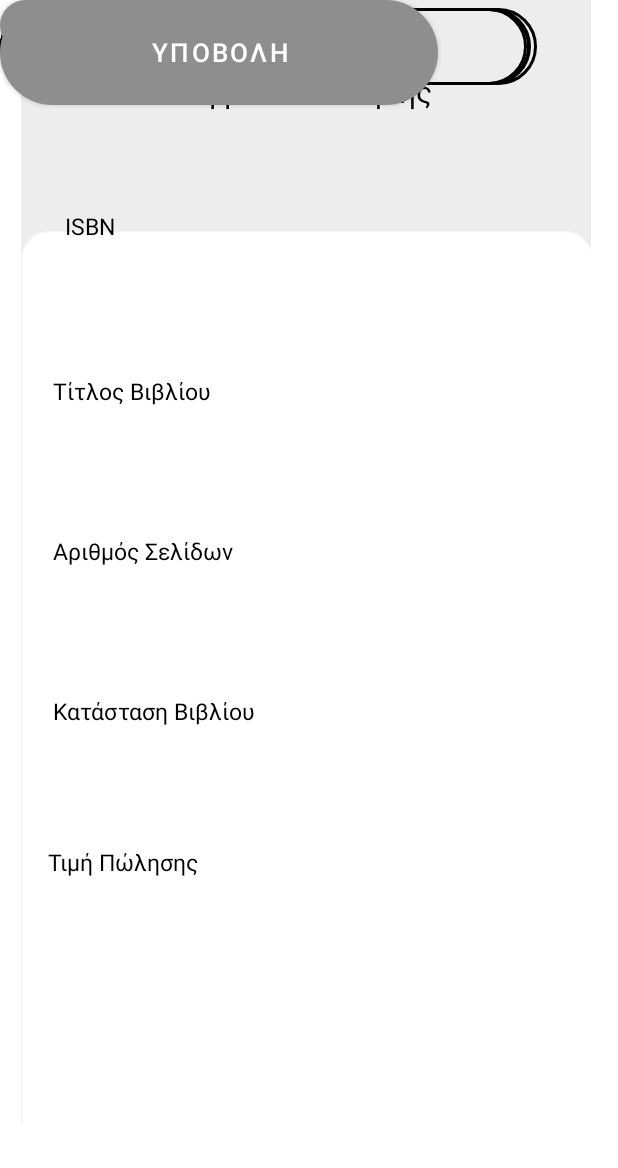
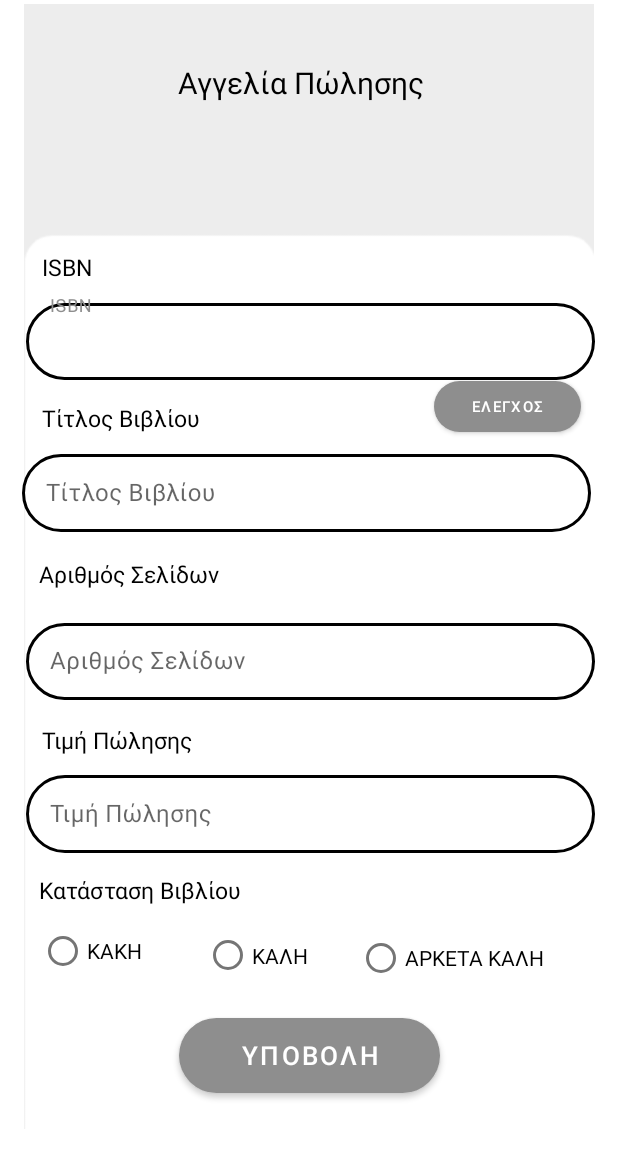
Before and after one commit to EvelyneKol/ReadEase, an Android app: the layout activity_selling_add.xml on its own in the app's theme, with its tools: preview values and no code run, on a phone screen of 412 x 824 dp. Shown: the top 1168 px of the screen. Run offline under Robolectric (Android 15) with nearby library versions, the phone set to English and light mode, and no system bars.

Commit message:
changes to selling_add

```diff
--- /dev/null
+++ b/app/src/main/res/drawable/black_button.xml
@@ -0,0 +1,8 @@
+<?xml version="1.0" encoding="utf-8"?>
+<shape xmlns:android="http://schemas.android.com/apk/res/android">
+<solid android:color="@color/black"/>
+<corners android:topLeftRadius="60dp"
+    android:topRightRadius="60dp"
+    android:bottomLeftRadius="60dp"
+    android:bottomRightRadius="60dp"/>
+</shape>
--- a/app/src/main/res/layout/activity_selling_add.xml
+++ b/app/src/main/res/layout/activity_selling_add.xml
@@ -15,29 +15,131 @@
         android:layout_centerHorizontal="true"
         android:layout_centerVertical="true"
         android:layout_gravity="center"
-        android:layout_marginEnd="8dp"
         android:src="@drawable/selling_add_backround"
+        app:layout_constraintBottom_toBottomOf="parent"
         app:layout_constraintEnd_toEndOf="parent"
-        tools:ignore="MissingConstraints"
-        tools:layout_editor_absoluteY="-35dp" />
+        app:layout_constraintStart_toStartOf="parent"
+        app:layout_constraintTop_toTopOf="parent"
+        app:layout_constraintVertical_bias="0.038" />
 
     <TextView
+        android:id="@+id/title"
+        android:layout_width="335dp"
+        android:layout_height="33dp"
+        android:layout_marginStart="21dp"
+        android:layout_marginEnd="32dp"
+        android:text='Αγγελία Πώλησης'
+        android:textAlignment="center"
+        android:textColor="@color/black"
+        android:textSize="20sp"
+        app:layout_constraintBottom_toBottomOf="@id/imageView3"
+        app:layout_constraintEnd_toEndOf="@id/imageView3"
+        app:layout_constraintHorizontal_bias="0.51"
+        app:layout_constraintStart_toStartOf="@+id/imageView3"
+        app:layout_constraintTop_toTopOf="parent"
+        app:layout_constraintVertical_bias="0.057" />
+
+    <TextView
+        android:id="@+id/isbn"
+        android:layout_width="146dp"
+        android:layout_height="29dp"
+        android:layout_marginTop="8dp"
+        android:layout_marginEnd="8dp"
+        android:text='ISBN'
+        android:textColor="@color/black"
+        android:textSize="15sp"
+        app:layout_constraintBottom_toBottomOf="@id/imageView3"
+        app:layout_constraintEnd_toEndOf="@id/imageView3"
+        app:layout_constraintHorizontal_bias="0.09"
+        app:layout_constraintStart_toStartOf="@id/imageView3"
+        app:layout_constraintTop_toTopOf="@id/imageView3"
+        app:layout_constraintVertical_bias="0.22000003" />
+
+    <com.google.android.material.textfield.TextInputLayout
+
+        android:id="@+id/isbn_field"
+        style="@style/Widget.MaterialComponents.TextInputLayout.OutlinedBox"
+        android:layout_width="379dp"
+        android:layout_height="57dp"
+        android:layout_marginStart="11dp"
+        android:layout_marginEnd="38dp"
+        android:layout_marginBottom="489dp"
+        android:hint="ISBN"
+        app:layout_constraintBottom_toBottomOf="@+id/imageView3"
+        app:layout_constraintEnd_toEndOf="@+id/imageView3"
+        app:layout_constraintHorizontal_bias="0.0"
+        app:layout_constraintStart_toStartOf="@+id/imageView3"
+        app:layout_constraintTop_toBottomOf="@+id/isbn"
+        app:layout_constraintVertical_bias="0.0">
+
+        <com.google.android.material.textfield.TextInputEditText
+            android:layout_width="match_parent"
+            android:layout_height="51dp"
+            android:background="@drawable/round_field" />
+
+
+    </com.google.android.material.textfield.TextInputLayout>
+
+    <Button
+        android:id="@+id/check"
+        android:layout_width="98dp"
+        android:layout_height="34dp"
+        android:layout_gravity="center"
+        android:layout_marginStart="283dp"
+        android:layout_marginEnd="19dp"
+        android:background="@drawable/black_button"
+        android:text="ΕΛΕΓΧΟΣ"
+        android:textSize="10dp"
+        app:layout_constraintEnd_toEndOf="@+id/imageView3"
+        app:layout_constraintStart_toStartOf="@+id/imageView3"
+        app:layout_constraintTop_toBottomOf="@+id/isbn_field" />
+
+
+    <TextView
+        android:id="@+id/book_title"
         android:layout_width="146dp"
         android:layout_height="29dp"
         android:layout_marginStart="8dp"
         android:layout_marginTop="8dp"
         android:layout_marginEnd="8dp"
-        android:text='Τιμή Πώλησης'
+        android:text='Τίτλος Βιβλίου'
         android:textColor="@color/black"
         android:textSize="15sp"
-        app:layout_constraintBottom_toBottomOf="parent"
-        app:layout_constraintEnd_toEndOf="parent"
-        app:layout_constraintHorizontal_bias="0.096"
-        app:layout_constraintStart_toStartOf="parent"
-        app:layout_constraintTop_toTopOf="parent"
-        app:layout_constraintVertical_bias="0.707" />
+        app:layout_constraintBottom_toBottomOf="@id/imageView3"
+        app:layout_constraintEnd_toEndOf="@id/imageView3"
+        app:layout_constraintHorizontal_bias="0.06"
+        app:layout_constraintStart_toStartOf="@id/imageView3"
+        app:layout_constraintTop_toTopOf="@id/imageView3"
+        app:layout_constraintVertical_bias="0.361" />
+
+
+    <com.google.android.material.textfield.TextInputLayout
+        android:id="@+id/book_title_field"
+        style="@style/Widget.MaterialComponents.TextInputLayout.OutlinedBox"
+        android:layout_width="379dp"
+        android:layout_height="57dp"
+        android:layout_marginStart="11dp"
+        android:layout_marginEnd="30dp"
+        android:layout_marginBottom="398dp"
+        android:hint="Τίτλος Βιβλίου"
+        app:layout_constraintBottom_toBottomOf="@+id/imageView3"
+        app:layout_constraintEnd_toEndOf="@+id/imageView3"
+        app:layout_constraintHorizontal_bias="0.161"
+        app:layout_constraintStart_toStartOf="@+id/imageView3"
+        app:layout_constraintTop_toBottomOf="@+id/book_title"
+        app:layout_constraintVertical_bias="0.0">
+
+        <com.google.android.material.textfield.TextInputEditText
+            android:layout_width="match_parent"
+            android:layout_height="match_parent"
+            android:background="@drawable/round_field"
+            android:baselineAligned="false" />
+
+
+    </com.google.android.material.textfield.TextInputLayout>
 
     <TextView
+        android:id="@+id/pages"
         android:layout_width="146dp"
         android:layout_height="29dp"
         android:layout_marginStart="8dp"
@@ -46,55 +148,28 @@
         android:text='Αριθμός Σελίδων'
         android:textColor="@color/black"
         android:textSize="15sp"
-        app:layout_constraintBottom_toBottomOf="parent"
-        app:layout_constraintEnd_toEndOf="parent"
-        app:layout_constraintHorizontal_bias="0.108"
-        app:layout_constraintStart_toStartOf="parent"
-        app:layout_constraintTop_toTopOf="parent"
-        app:layout_constraintVertical_bias="0.443" />
-
-    <TextView
-        android:layout_width="146dp"
-        android:layout_height="29dp"
-        android:layout_marginStart="8dp"
-        android:layout_marginTop="8dp"
-        android:layout_marginEnd="8dp"
-        android:text='ISBN'
-        android:textColor="@color/black"
-        android:textSize="15sp"
-        app:layout_constraintBottom_toBottomOf="parent"
-        app:layout_constraintEnd_toEndOf="parent"
-        app:layout_constraintHorizontal_bias="0.14"
-        app:layout_constraintStart_toStartOf="parent"
-        app:layout_constraintTop_toTopOf="parent"
-        app:layout_constraintVertical_bias="0.168" />
-
-    <TextView
-        android:layout_width="146dp"
-        android:layout_height="29dp"
-        android:layout_marginStart="8dp"
-        android:layout_marginTop="8dp"
-        android:layout_marginEnd="8dp"
-        android:text='Τίτλος Βιβλίου'
-        android:textColor="@color/black"
-        android:textSize="15sp"
-        app:layout_constraintBottom_toBottomOf="parent"
-        app:layout_constraintEnd_toEndOf="parent"
-        app:layout_constraintHorizontal_bias="0.108"
-        app:layout_constraintStart_toStartOf="parent"
-        app:layout_constraintTop_toTopOf="parent"
-        app:layout_constraintVertical_bias="0.308" />
+        app:layout_constraintBottom_toBottomOf="@id/imageView3"
+        app:layout_constraintEnd_toEndOf="@id/imageView3"
+        app:layout_constraintHorizontal_bias="0.05"
+        app:layout_constraintStart_toStartOf="@id/imageView3"
+        app:layout_constraintTop_toTopOf="@id/imageView3"
+        app:layout_constraintVertical_bias="0.507" />
 
     <com.google.android.material.textfield.TextInputLayout
         android:id="@+id/page_number"
         style="@style/Widget.MaterialComponents.TextInputLayout.OutlinedBox"
-        android:layout_width="358dp"
-        android:layout_height="59dp"
-
+        android:layout_width="379dp"
+        android:layout_height="57dp"
+        android:layout_marginStart="11dp"
+        android:layout_marginEnd="30dp"
+        android:layout_marginBottom="253dp"
         android:hint="Αριθμός Σελίδων"
-        tools:ignore="MissingConstraints"
-        tools:layout_editor_absoluteX="32dp"
-        tools:layout_editor_absoluteY="335dp">
+        app:layout_constraintBottom_toBottomOf="@+id/imageView3"
+        app:layout_constraintEnd_toEndOf="@+id/imageView3"
+        app:layout_constraintHorizontal_bias="0.0"
+        app:layout_constraintStart_toStartOf="@+id/imageView3"
+        app:layout_constraintTop_toBottomOf="@+id/pages"
+        app:layout_constraintVertical_bias="0.214">
 
         <com.google.android.material.textfield.TextInputEditText
             android:layout_width="match_parent"
@@ -105,25 +180,50 @@
     </com.google.android.material.textfield.TextInputLayout>
 
     <TextView
-        android:id="@+id/text_dashboard"
-        android:layout_width="match_parent"
-        android:layout_height="wrap_content"
-        android:layout_marginStart="8dp"
+        android:id="@+id/value"
+        android:layout_width="146dp"
+        android:layout_height="29dp"
+        android:layout_marginStart="11dp"
         android:layout_marginTop="8dp"
-        android:layout_marginEnd="8dp"
+        android:layout_marginEnd="220dp"
+        android:layout_marginBottom="49dp"
+        android:text='Τιμή Πώλησης'
         android:textColor="@color/black"
-        android:text='Αγγελία Πώλησης'
-        android:textAlignment="center"
-        android:textSize="20sp"
-        app:layout_constraintBottom_toBottomOf="parent"
-        app:layout_constraintEnd_toEndOf="parent"
+        android:textSize="15sp"
+        app:layout_constraintBottom_toBottomOf="@+id/imageView3"
+        app:layout_constraintEnd_toEndOf="@+id/imageView3"
+        app:layout_constraintHorizontal_bias="0.478"
+        app:layout_constraintStart_toStartOf="@+id/imageView3"
+        app:layout_constraintTop_toTopOf="@+id/imageView3"
+        app:layout_constraintVertical_bias="0.712" />
+
+    <com.google.android.material.textfield.TextInputLayout
+        android:id="@+id/value_field"
+        style="@style/Widget.MaterialComponents.TextInputLayout.OutlinedBox"
+        android:layout_width="379dp"
+        android:layout_height="57dp"
+        android:layout_marginStart="11dp"
+        android:layout_marginEnd="30dp"
+        android:layout_marginBottom="184dp"
+        android:hint="Τιμή Πώλησης"
+        app:layout_constraintBottom_toBottomOf="@+id/imageView3"
+        app:layout_constraintEnd_toEndOf="@+id/imageView3"
         app:layout_constraintHorizontal_bias="0.0"
-        app:layout_constraintStart_toStartOf="parent"
-        app:layout_constraintTop_toTopOf="parent"
-        app:layout_constraintVertical_bias="0.05" />
+        app:layout_constraintStart_toStartOf="@+id/imageView3"
+        app:layout_constraintTop_toBottomOf="@+id/value"
+        app:layout_constraintVertical_bias="1.0">
+
+        <com.google.android.material.textfield.TextInputEditText
+            android:layout_width="match_parent"
+            android:layout_height="match_parent"
+            android:background="@drawable/round_field"
+            android:baselineAligned="false" />
 
 
+    </com.google.android.material.textfield.TextInputLayout>
+
     <TextView
+        android:id="@+id/condition"
         android:layout_width="146dp"
         android:layout_height="29dp"
         android:layout_marginStart="8dp"
@@ -132,119 +232,70 @@
         android:text='Κατάσταση Βιβλίου'
         android:textColor="@color/black"
         android:textSize="15sp"
-        app:layout_constraintBottom_toBottomOf="parent"
-        app:layout_constraintEnd_toEndOf="parent"
-        app:layout_constraintHorizontal_bias="0.108"
-        app:layout_constraintStart_toStartOf="parent"
-        app:layout_constraintTop_toTopOf="parent"
-        app:layout_constraintVertical_bias="0.579" />
-
-
-    <com.google.android.material.textfield.TextInputLayout
-
-        android:id="@+id/isbn"
-        style="@style/Widget.MaterialComponents.TextInputLayout.OutlinedBox"
-        android:layout_width="351dp"
-        android:layout_height="67dp"
-        android:hint="ISBN"
-        tools:ignore="MissingConstraints"
-        tools:layout_editor_absoluteX="32dp"
-        tools:layout_editor_absoluteY="146dp">
-
-        <com.google.android.material.textfield.TextInputEditText
-            android:layout_width="match_parent"
-            android:layout_height="51dp"
-            android:background="@drawable/round_field" />
-
-
-    </com.google.android.material.textfield.TextInputLayout>
-
-    <com.google.android.material.textfield.TextInputLayout
-        android:id="@+id/name"
-        style="@style/Widget.MaterialComponents.TextInputLayout.OutlinedBox"
-        android:layout_width="354dp"
-        android:layout_height="58dp"
-        android:hint="Τίτλος Βιβλίου"
-        tools:ignore="MissingConstraints"
-        tools:layout_editor_absoluteX="32dp"
-        tools:layout_editor_absoluteY="242dp">
-
-        <com.google.android.material.textfield.TextInputEditText
-            android:layout_width="match_parent"
-            android:layout_height="51dp"
-            android:background="@drawable/round_field" />
-
-
-    </com.google.android.material.textfield.TextInputLayout>
-
-    <com.google.android.material.textfield.TextInputLayout
-        android:id="@+id/value"
-        style="@style/Widget.MaterialComponents.TextInputLayout.OutlinedBox"
-        android:layout_width="353dp"
-        android:layout_height="57dp"
-        android:hint="Τιμή Πώλησης"
-        tools:ignore="MissingConstraints"
-        tools:layout_editor_absoluteX="32dp"
-        tools:layout_editor_absoluteY="518dp">
-
-        <com.google.android.material.textfield.TextInputEditText
-            android:layout_width="match_parent"
-            android:layout_height="51dp"
-            android:background="@drawable/round_field" />
-
-
-    </com.google.android.material.textfield.TextInputLayout>
+        app:layout_constraintBottom_toBottomOf="@id/imageView3"
+        app:layout_constraintEnd_toEndOf="@id/imageView3"
+        app:layout_constraintHorizontal_bias="0.05"
+        app:layout_constraintStart_toStartOf="@id/imageView3"
+        app:layout_constraintTop_toTopOf="@id/imageView3"
+        app:layout_constraintVertical_bias="0.803" />
 
     <RadioButton
         android:id="@+id/radio_bad"
-        android:layout_width="wrap_content"
-        android:layout_height="wrap_content"
+        android:layout_width="80dp"
+        android:layout_height="44dp"
+        android:layout_marginEnd="32dp"
+        android:layout_marginBottom="97dp"
         android:text="ΚΑΚΗ"
-        tools:ignore="MissingConstraints"
-        tools:layout_editor_absoluteX="35dp"
-        tools:layout_editor_absoluteY="439dp" />
+        app:layout_constraintBottom_toBottomOf="@+id/imageView3"
+        app:layout_constraintEnd_toEndOf="@id/imageView3"
+        app:layout_constraintHorizontal_bias="0.069"
+        app:layout_constraintStart_toStartOf="@id/imageView3"
+        app:layout_constraintTop_toBottomOf="@+id/condition"
+        app:layout_constraintVertical_bias="0.0" />
+
+
+    <RadioButton
+        android:id="@+id/radio_good"
+        android:layout_width="83dp"
+        android:layout_height="50dp"
+        android:layout_marginBottom="91dp"
+        android:text="ΚΑΛΗ"
+        app:layout_constraintBottom_toBottomOf="@+id/imageView3"
+        app:layout_constraintEnd_toStartOf="@+id/radio_almost_good"
+        app:layout_constraintHorizontal_bias="0.613"
+        app:layout_constraintStart_toEndOf="@+id/radio_bad"
+        app:layout_constraintTop_toBottomOf="@+id/condition"
+        app:layout_constraintVertical_bias="0.0" />
 
     <RadioButton
         android:id="@+id/radio_almost_good"
         android:layout_width="136dp"
         android:layout_height="45dp"
+        android:layout_marginTop="15dp"
+        android:layout_marginBottom="91dp"
         android:text="ΑΡΚΕΤΑ ΚΑΛΗ"
-        tools:ignore="MissingConstraints"
-        tools:layout_editor_absoluteX="246dp"
-        tools:layout_editor_absoluteY="442dp" />
-
-    <RadioButton
-        android:id="@+id/radio_good"
-        android:layout_width="83dp"
-        android:layout_height="50dp"
-        android:text="ΚΑΛΗ"
-        tools:ignore="MissingConstraints"
-        tools:layout_editor_absoluteX="136dp"
-        tools:layout_editor_absoluteY="439dp" />
-
-    <Button
-        android:id="@+id/button1"
-        android:layout_width="98dp"
-        android:layout_height="34dp"
-        android:layout_gravity="center"
-        android:background="@drawable/round_button"
-        android:text="ΕΛΕΓΧΟΣ"
-        android:textSize="10dp"
-        tools:ignore="DuplicateIds,MissingConstraints"
-        tools:layout_editor_absoluteX="285dp"
-        tools:layout_editor_absoluteY="208dp" />
+        app:layout_constraintBottom_toBottomOf="@+id/imageView3"
+        app:layout_constraintEnd_toEndOf="@+id/imageView3"
+        app:layout_constraintHorizontal_bias="0.805"
+        app:layout_constraintStart_toEndOf="@+id/radio_bad"
+        app:layout_constraintTop_toBottomOf="@+id/condition"
+        app:layout_constraintVertical_bias="1.0" />
 
     <Button
         android:id="@+id/button2"
-        android:layout_width="292dp"
-        android:layout_height="70dp"
+        android:layout_width="174dp"
+        android:layout_height="50dp"
         android:layout_gravity="center"
-        android:background="@drawable/round_button"
+        android:layout_marginStart="94dp"
+        android:layout_marginTop="675dp"
+        android:layout_marginEnd="94dp"
+        android:layout_marginBottom="24dp"
+        android:background="@drawable/black_button"
         android:text="ΥΠΟΒΟΛΗ"
         android:textSize="17dp"
-        tools:ignore="MissingConstraints"
-        tools:layout_editor_absoluteX="50dp"
-        tools:layout_editor_absoluteY="625dp" />
-
+        app:layout_constraintBottom_toBottomOf="@id/imageView3"
+        app:layout_constraintEnd_toEndOf="@id/imageView3"
+        app:layout_constraintStart_toStartOf="@+id/imageView3"
+        app:layout_constraintTop_toTopOf="@+id/imageView3" />
 
 </androidx.constraintlayout.widget.ConstraintLayout>
```
